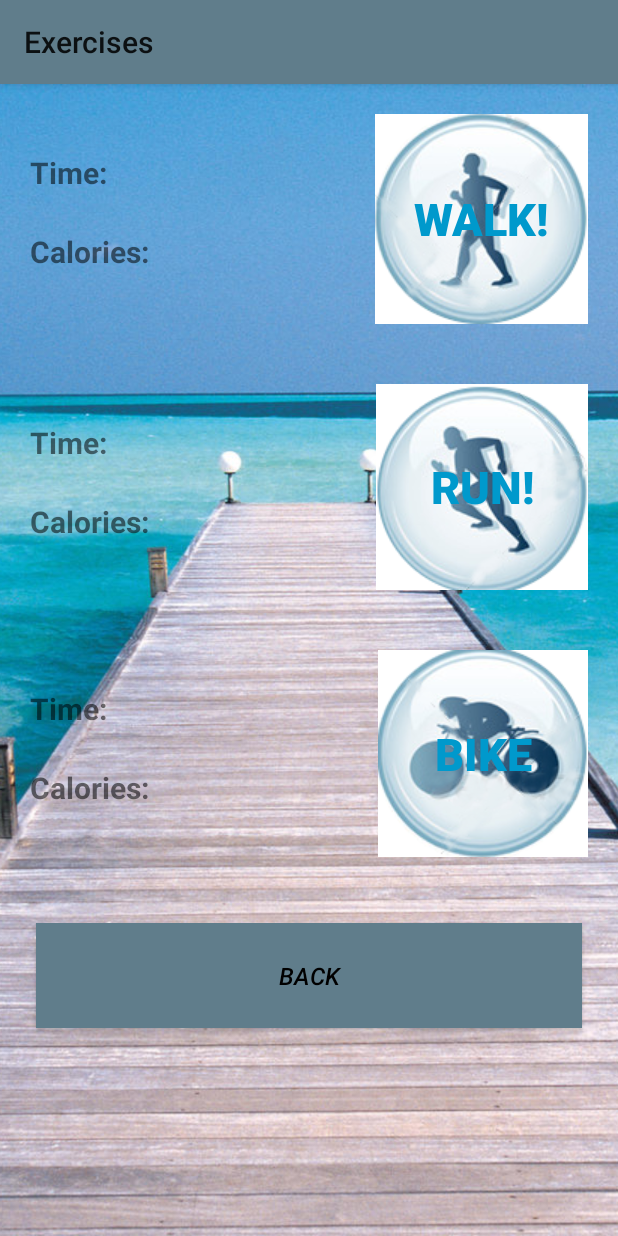
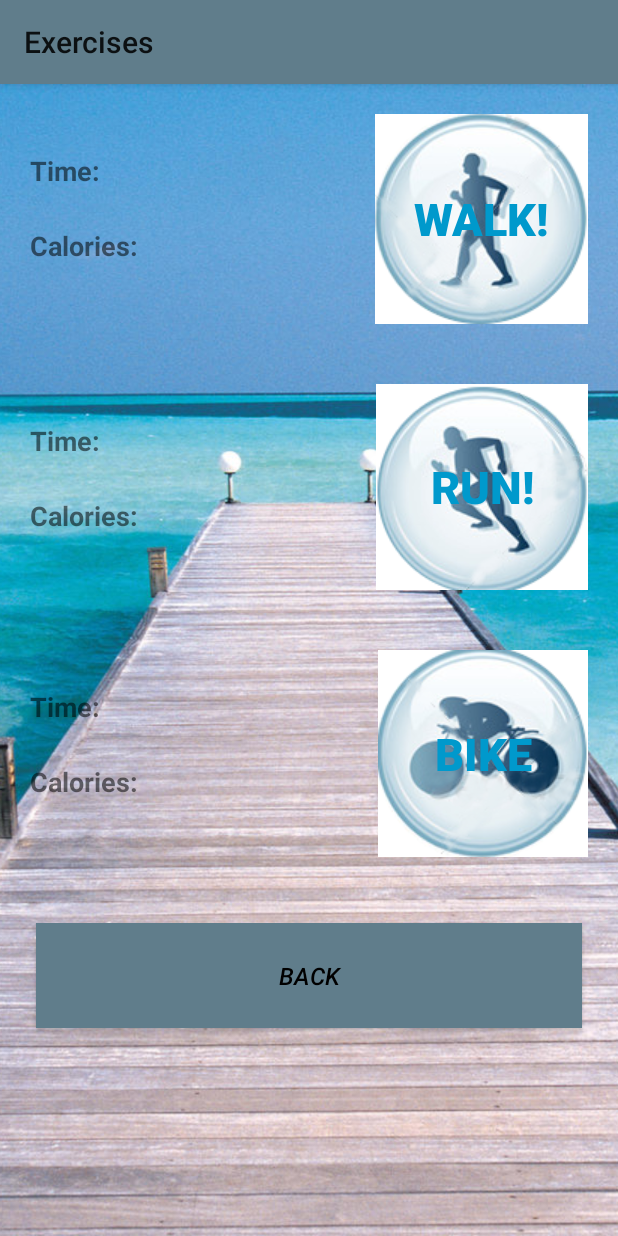
Before and after one commit to mm53616/FitApplication, an Android app: the Exercises screen opened directly, with no data from a screen before it, on a phone screen of 412 x 824 dp. Run offline under Robolectric (Android 15) with nearby library versions, the phone set to English and light mode, and no system bars.

Commit message:
Updated timer - proper time to file

```diff
--- a/app/src/main/AndroidManifest.xml
+++ b/app/src/main/AndroidManifest.xml
@@ -11,6 +11,7 @@
         android:theme="@style/AppTheme">
         <activity
             android:name=".MainActivity"
+            android:screenOrientation="portrait"
             android:hardwareAccelerated="false">
             <intent-filter>
                 <action android:name="android.intent.action.MAIN" />
@@ -19,13 +20,17 @@
             </intent-filter>
         </activity>
         <activity android:name=".TrainAlone"
+            android:screenOrientation="portrait"
             android:label="Training"/>
         <activity android:name=".Results"
+            android:screenOrientation="portrait"
             android:label="Results"/>
         <activity android:name=".Exercise"
+            android:screenOrientation="portrait"
             android:hardwareAccelerated="false"
             android:label="Exercise!"/>
         <activity android:name=".Exercises"
+            android:screenOrientation="portrait"
             android:label="Exercises">
 
         </activity>
--- a/app/src/main/java/com/example/ania/fitapplication/Results.java
+++ b/app/src/main/java/com/example/ania/fitapplication/Results.java
@@ -21,9 +21,9 @@ public class Results extends AppCompatActivity {
         super.onCreate(savedInstanceState);
         setContentView(R.layout.activity_results);
         results = findViewById(R.id.resultTextView);
-        resultButton = findViewById(R.id.resultsButton);
+        read();
 
-
+/*
         resultButton.setOnClickListener(new View.OnClickListener() {
             @Override
             public void onClick(View view) {
@@ -31,7 +31,7 @@ public class Results extends AppCompatActivity {
               }
         } );
 
-
+*/
         }
 
 
--- a/app/src/main/res/layout/activity_exercises.xml
+++ b/app/src/main/res/layout/activity_exercises.xml
@@ -38,13 +38,15 @@
                     android:layout_alignStart="@+id/editText_walk_calories"
                     android:layout_alignTop="@+id/image_walk"
                     android:layout_marginTop="25dp"
-                    android:text="Time: " />
+                    android:text="Time: "
+                    android:textSize="18sp" />
 
                 <TextView
+                    android:id="@+id/editText_walk_calories"
                     style="@style/TextViewStyleExercises"
-                    android:id="@+id/editText_walk_calories"
                     android:layout_below="@+id/editText_walk_time"
-                    android:text="Calories: " />
+                    android:text="Calories: "
+                    android:textSize="18sp" />
 
                 <Button
                     android:id="@+id/image_walk"
@@ -63,16 +65,18 @@
                 android:layout_height="wrap_content">
 
                 <TextView
+                    android:id="@+id/editText_run_time"
                     style="@style/TextViewStyleExercises"
-                    android:id="@+id/editText_run_time"
                     android:layout_alignTop="@+id/image_run"
-                    android:text="Time: " />
+                    android:text="Time: "
+                    android:textSize="18sp" />
 
                 <TextView
+                    android:id="@+id/editText_run_calories"
                     style="@style/TextViewStyleExercises"
-                    android:id="@+id/editText_run_calories"
                     android:layout_below="@+id/editText_run_time"
-                    android:text="Calories: " />
+                    android:text="Calories: "
+                    android:textSize="18sp" />
 
 
                 <Button
@@ -93,16 +97,18 @@
                 android:layout_height="wrap_content">
 
                 <TextView
+                    android:id="@+id/editText_bike_time"
                     style="@style/TextViewStyleExercises"
-                    android:id="@+id/editText_bike_time"
                     android:layout_alignTop="@+id/image_bike"
-                    android:text="Time: " />
+                    android:text="Time: "
+                    android:textSize="18sp" />
 
                 <TextView
+                    android:id="@+id/editText_bike_calories"
                     style="@style/TextViewStyleExercises"
-                    android:id="@+id/editText_bike_calories"
                     android:layout_below="@+id/editText_bike_time"
-                    android:text="Calories: " />
+                    android:text="Calories: "
+                    android:textSize="18sp" />
 
 
                 <Button
--- a/app/src/main/res/layout/activity_main.xml
+++ b/app/src/main/res/layout/activity_main.xml
@@ -13,8 +13,8 @@
         android:scaleType="centerCrop"/>
 
     <ScrollView
-        android:layout_width="fill_parent"
-        android:layout_height="fill_parent">
+        android:layout_width="match_parent"
+        android:layout_height="match_parent">
 
     <LinearLayout
     android:layout_width="match_parent"
--- a/app/src/main/res/layout/activity_train_alone.xml
+++ b/app/src/main/res/layout/activity_train_alone.xml
@@ -22,9 +22,8 @@
             android:orientation="vertical">
 
             <TextView
-                android:text="Na jakiej podstawie obliczac"
                 style="@style/TextStyle"
-                android:layout_marginLeft="70dp"/>
+                android:layout_marginLeft="70dp" />
 
             <CheckBox
                 android:id="@+id/calories_checkbox"
```
Also changed, not shown: app/src/main/java/com/example/ania/fitapplication/Exercise.java (+53 -18 lines), app/src/main/res/layout/activity_results.xml (+19 -8 lines).
